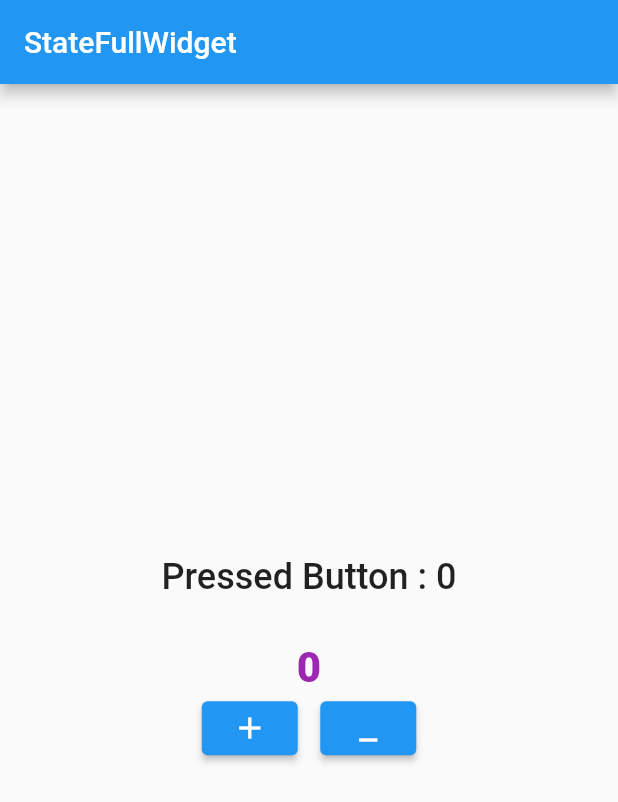
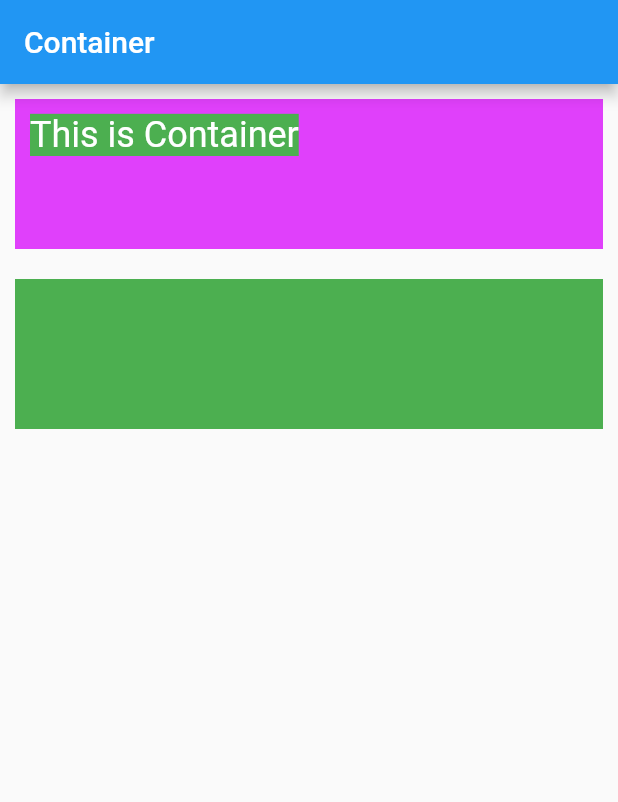
Before and after one commit to souvik600/flutter_all_concept, a Flutter app: the screen it shows after launch, on a phone screen of 412 x 824 dp. Shown: the top 802 px of the screen. Run offline on Flutter 3.47's test engine with Material 2 defaults, Android fonts, the phone set to English and light mode, and no system bars.

Commit message:
Container_0f_flutter

```diff
--- a/lib/main.dart
+++ b/lib/main.dart
@@ -1,73 +1,51 @@
 import 'package:flutter/material.dart';
 
-/// StateFullWidget_in_Flutter
+/// Container_in_Flutter
 
 void main() {
   runApp(MyApp());
 }
 
-class MyApp extends StatefulWidget {
+class MyApp extends StatelessWidget {
   const MyApp({Key? key}) : super(key: key);
-
-  @override
-  State<MyApp> createState() => _MyAppState();
-}
-
-class _MyAppState extends State<MyApp> {
-  int _counter = 0;
-
-  void _incrementCounter() {
-    setState(() {
-      _counter++;
-    });
-  }
-  void _decrementCounter(){
-    setState(() {
-      _counter--;
-    });
-  }
 
   @override
   Widget build(BuildContext context) {
     return MaterialApp(
       home: Scaffold(
         appBar: AppBar(
-          title: Text("StateFullWidget"),
+          title: Text("Container"),
         ),
         body: Center(
           child: Column(
-            mainAxisAlignment: MainAxisAlignment.center,
             children: [
-              Text(
-                "Pressed Button : $_counter",
-                style: TextStyle(fontWeight: FontWeight.w500, fontSize: 24),
+              Container(
+                width: 500,
+                height: 100,
+                margin: EdgeInsets.all(
+                  10,
+                ),
+                padding: EdgeInsets.all(10),
+                color: Colors.purpleAccent,
+                child: Text(
+                  "This is Container",
+                  style: TextStyle(
+                      color: Colors.white,
+                      fontSize: 24,
+                      backgroundColor: Colors.green),
+                ),
+
               ),
-              SizedBox(height: 30,),
-              Text(
-                "$_counter",
-                style: TextStyle(
-                    fontSize: 28,
-                    fontWeight: FontWeight.w800,
-                    color: Colors.purple),
-              ),
-              Center(
-                child: Row(
-                  mainAxisAlignment: MainAxisAlignment.center,
-                  children: [
-                    ElevatedButton(onPressed: _incrementCounter, child:Icon(Icons.add)),
-                    SizedBox(width: 15,),
-                    ElevatedButton(onPressed: _decrementCounter, child:Icon(Icons.minimize))
-                  ],
-                ),
+              Container(
+                width: 500,
+                height: 100,
+                margin: EdgeInsets.all(10),
+                padding: EdgeInsets.all(10),
+                color: Colors.green,
               )
             ],
           ),
         ),
-        // floatingActionButton: FloatingActionButton(
-        //   onPressed: _incrementCounter,
-        //   tooltip: " Press Button",
-        //   child: Icon(Icons.add),
-        // ),
       ),
     );
   }
```
